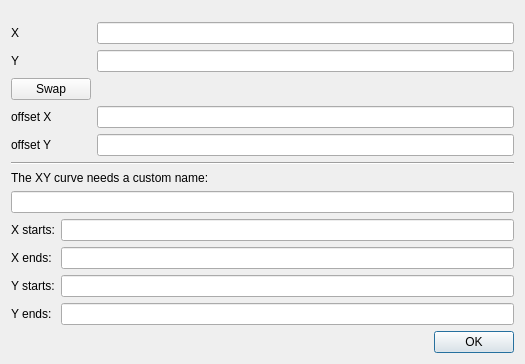
Qt form plotter_gui/suggest_dialog.ui (facontidavide/PlotJuggler) before a commit.
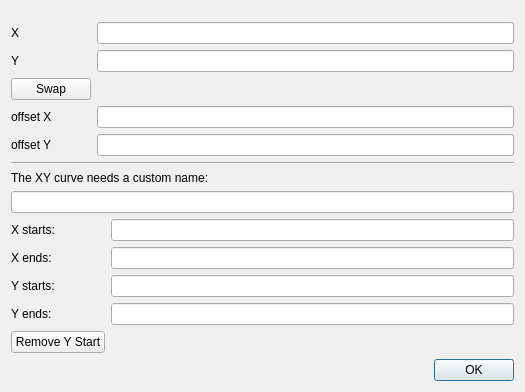
The same form after that commit.

Patch:
```diff
--- a/plotter_gui/suggest_dialog.ui
+++ b/plotter_gui/suggest_dialog.ui
@@ -149,6 +149,13 @@
         <item row="3" column="1">
             <widget class="QLineEdit" name="lineEditYEnds"/>
         </item>
+        <item row="4" column="0">
+            <widget class="QPushButton" name="pushButtonRemoveYStart">
+            <property name="text">
+            <string>Remove Y Start</string>
+            </property>
+            </widget>
+        </item>
         </layout>
     </item>
 
```
